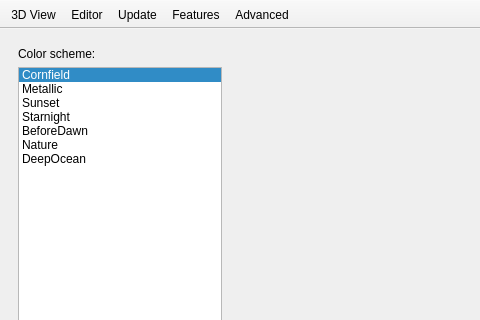
Old version of the form src/Preferences.ui in the repository openscad/openscad; both pictures show x 0 to 480 and y 0 to 320 of the 852 by 550 pixel window.
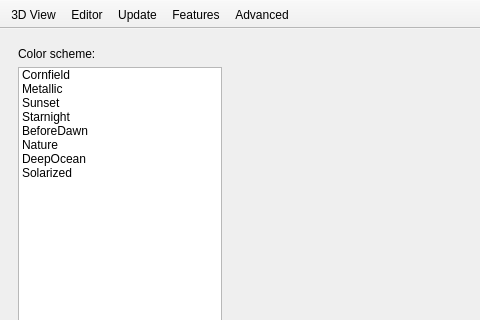
New version of the form. Icons and pictures are not drawn.

Commit message: Add solarized render color map to match the editor color scheme.

Patch:
```diff
--- a/src/Preferences.ui
+++ b/src/Preferences.ui
@@ -54,7 +54,7 @@
                <bool>false</bool>
               </property>
               <property name="currentRow">
-               <number>0</number>
+               <number>-1</number>
               </property>
               <item>
                <property name="text">
@@ -91,6 +91,11 @@
                 <string>DeepOcean</string>
                </property>
               </item>
+              <item>
+               <property name="text">
+                <string>Solarized</string>
+               </property>
+              </item>
              </widget>
             </item>
            </layout>
```
Left out of the diff: 4 changed lines with no effect on the pictures. The commit also changes 1 other file.
